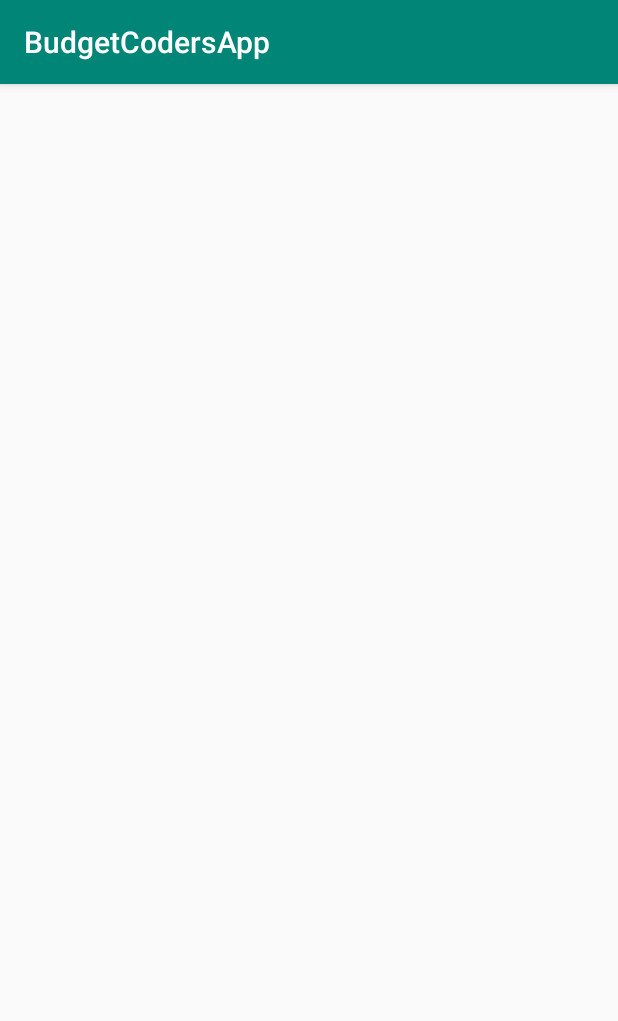
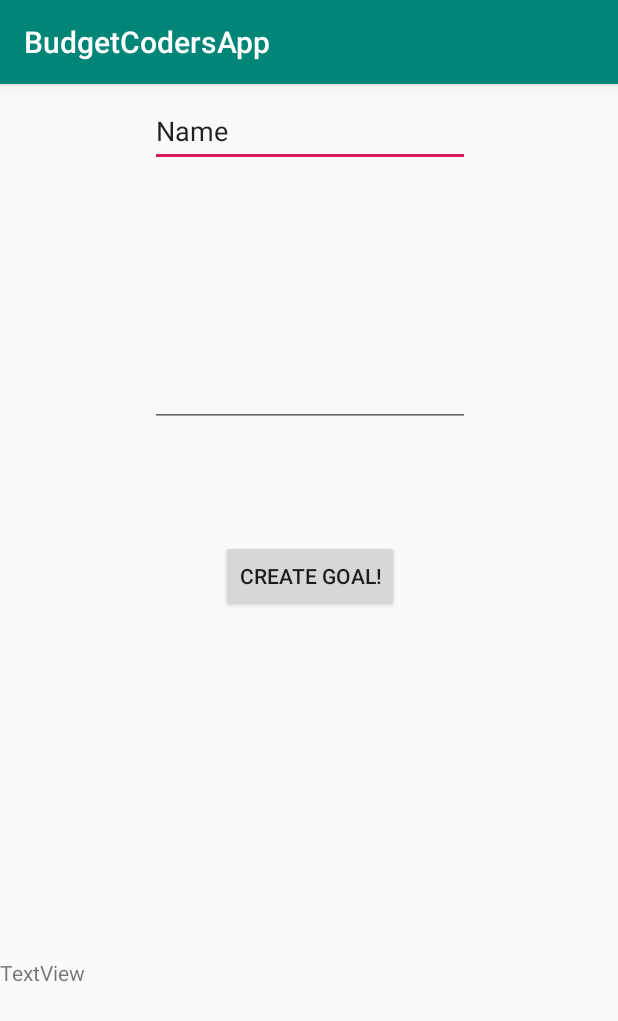
Before and after one commit to normantv/BudgetCodersApp, an Android app: the screen it shows after launch (MainActivity), on a phone screen of 412 x 824 dp. Shown: the top 1021 px of the screen. Run offline under Robolectric (Android 15) with nearby library versions, the phone set to English and light mode, and no system bars; 1 statement that could not run was skipped.

Commit message:
Got a button working!

```diff
--- a/app/src/main/java/com/budgetcoders/budgetcodersapp/MainActivity.java
+++ b/app/src/main/java/com/budgetcoders/budgetcodersapp/MainActivity.java
@@ -2,16 +2,49 @@ package com.budgetcoders.budgetcodersapp;
 
 import android.support.v7.app.AppCompatActivity;
 import android.os.Bundle;
+import android.view.View;
+import android.widget.Button;
+import android.view.View.OnClickListener;
+import android.widget.EditText;
+import android.widget.TextView;
 
 public class MainActivity extends AppCompatActivity {
+    // Declare the variables
+    private Button CreateGoalButton;
+    private EditText GoalNum;
+    private TextView testview;
 
     static {
         System.loadLibrary("goals");
     }
 
+
     @Override
+    // This happens when you create the android activity, (the current view)
     protected void onCreate(Bundle savedInstanceState) {
         super.onCreate(savedInstanceState);
         setContentView(R.layout.activity_main);
+
+        // Linking UI to functions (or Java functions until now)
+        GoalNum = (EditText)findViewById(R.id.BudgetGoal);
+        CreateGoalButton = (Button) findViewById(R.id.CreateGoalButton);
+        testview = (TextView)findViewById(R.id.Test);
+
+        CreateGoalButton.setOnClickListener(new View.OnClickListener() {
+            @Override
+            public void onClick(View v) {
+
+                // converts what is stored in the number input GoalNum into a String
+                String GoalNumString = GoalNum.getText().toString();
+
+                // Sets the testview (the text) to what is Input in GoalNumString
+                testview.setText(GoalNumString);
+            }
+
+        });
+
+
+
     }
+
 }
--- a/app/src/main/res/layout/activity_main.xml
+++ b/app/src/main/res/layout/activity_main.xml
@@ -6,4 +6,58 @@
     android:layout_height="match_parent"
     tools:context=".MainActivity">
 
+    <Button
+        android:id="@+id/CreateGoalButton"
+        android:layout_width="wrap_content"
+        android:layout_height="wrap_content"
+        android:layout_marginStart="133dp"
+        android:layout_marginTop="75dp"
+        android:layout_marginEnd="132dp"
+        android:text="Create Goal!"
+        app:layout_constraintEnd_toEndOf="parent"
+        app:layout_constraintStart_toStartOf="parent"
+        app:layout_constraintTop_toBottomOf="@+id/BudgetGoal" />
+
+    <EditText
+        android:id="@+id/editText"
+        android:layout_width="wrap_content"
+        android:layout_height="47dp"
+        android:layout_marginStart="85dp"
+        android:layout_marginTop="8dp"
+        android:layout_marginEnd="84dp"
+        android:layout_marginBottom="64dp"
+        android:ems="10"
+        android:inputType="textPersonName"
+        android:text="Name"
+        app:layout_constraintBottom_toTopOf="@+id/BudgetGoal"
+        app:layout_constraintEnd_toEndOf="parent"
+        app:layout_constraintStart_toStartOf="parent"
+        app:layout_constraintTop_toTopOf="parent"
+        app:layout_constraintVertical_bias="1.0" />
+
+    <EditText
+        android:id="@+id/BudgetGoal"
+        android:layout_width="wrap_content"
+        android:layout_height="wrap_content"
+        android:layout_marginStart="85dp"
+        android:layout_marginTop="64dp"
+        android:layout_marginEnd="84dp"
+        android:layout_marginBottom="68dp"
+        android:ems="10"
+        android:inputType="number"
+        app:layout_constraintBottom_toTopOf="@+id/CreateGoalButton"
+        app:layout_constraintEnd_toEndOf="parent"
+        app:layout_constraintStart_toStartOf="parent"
+        app:layout_constraintTop_toBottomOf="@+id/editText" />
+
+    <TextView
+        android:id="@+id/Test"
+        android:layout_width="wrap_content"
+        android:layout_height="wrap_content"
+        android:layout_marginTop="72dp"
+        android:layout_marginBottom="8dp"
+        android:text="TextView"
+        app:layout_constraintBottom_toBottomOf="parent"
+        app:layout_constraintTop_toBottomOf="@+id/CreateGoalButton"
+        tools:layout_editor_absoluteX="163dp" />
 </android.support.constraint.ConstraintLayout>
```
Also changed, not shown: 1 other file.
